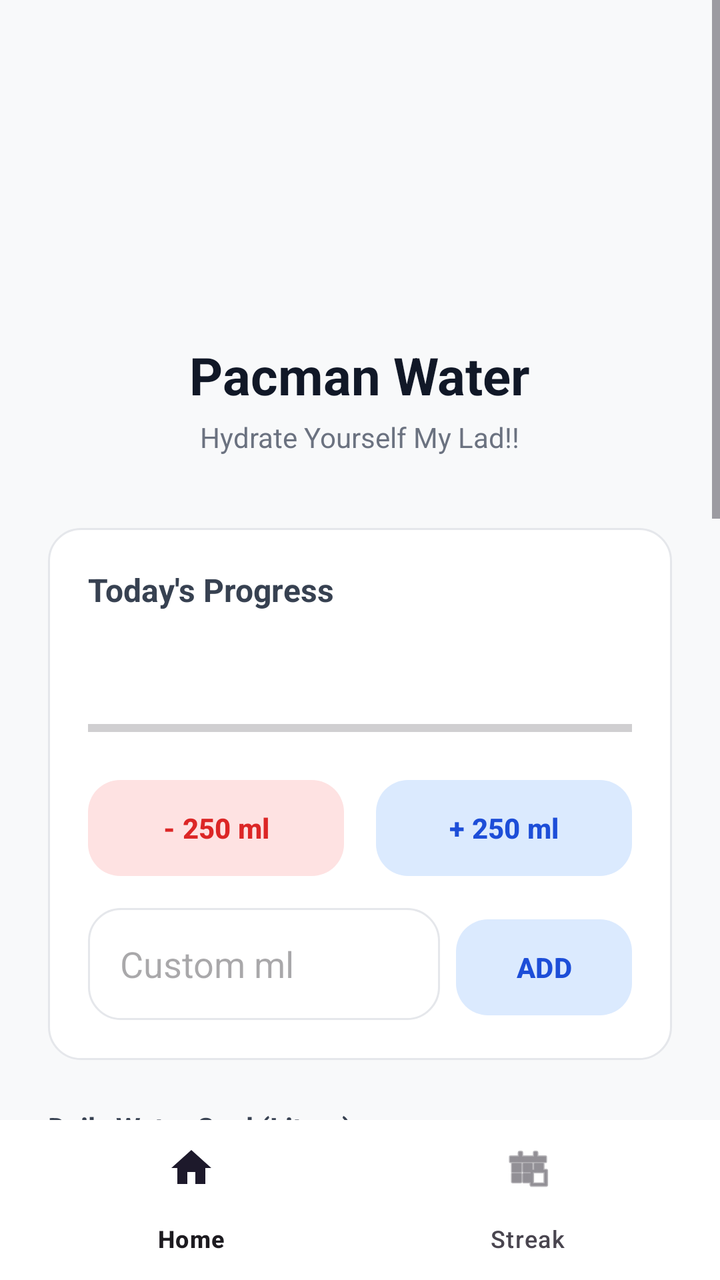
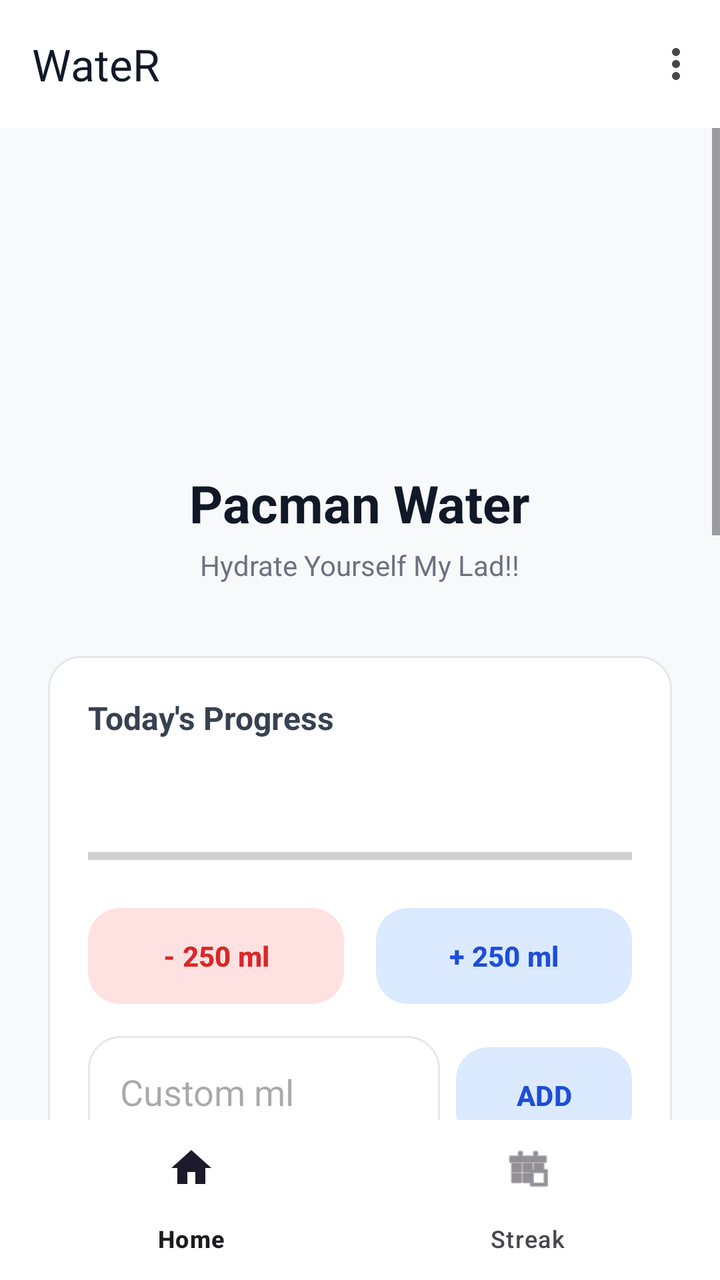

Before-and-after screenshots of an Android layout around one commit, followed by the original layout XML and the change that was made.
<!-- AndroidManifest.xml: application theme Theme.WateR -->
<!-- res/layout/activity_main.xml -->
<?xml version="1.0" encoding="utf-8"?>
<RelativeLayout xmlns:android="http://schemas.android.com/apk/res/android"
    xmlns:app="http://schemas.android.com/apk/res-auto"
    android:layout_width="match_parent"
    android:layout_height="match_parent"
    android:background="#F8F9FA">

    <FrameLayout
        android:layout_width="match_parent"
        android:layout_height="match_parent"
        android:layout_above="@id/bottomNavigation">

        
        <ScrollView
            android:id="@+id/screenHome"
            android:layout_width="match_parent"
            android:layout_height="match_parent"
            android:fillViewport="true">

            <LinearLayout
                android:layout_width="match_parent"
                android:layout_height="wrap_content"
                android:orientation="vertical"
                android:padding="24dp"
                android:gravity="center_horizontal">

                <ImageView
                    android:id="@+id/appLogo"
                    android:layout_width="90dp"
                    android:layout_height="90dp"
                    android:layout_marginTop="40dp"
                    android:contentDescription="@string/app_logo_desc"
                    android:src="@mipmap/ic_launcher" />

                <TextView
                    android:layout_width="wrap_content"
                    android:layout_height="wrap_content"
                    android:layout_marginTop="16dp"
                    android:text="@string/title_text"
                    android:textColor="#111827"
                    android:textSize="26sp"
                    android:textStyle="bold" />

                <TextView
                    android:layout_width="wrap_content"
                    android:layout_height="wrap_content"
                    android:layout_marginTop="4dp"
                    android:layout_marginBottom="36dp"
                    android:text="@string/subtitle_text"
                    android:textColor="#6B7280"
                    android:textSize="14sp" />

                
                <LinearLayout
                    android:layout_width="match_parent"
                    android:layout_height="wrap_content"
                    android:orientation="vertical"
                    android:background="@drawable/bg_input_field"
                    android:padding="20dp"
                    android:layout_marginBottom="24dp">

                    <TextView
                        android:layout_width="wrap_content"
                        android:layout_height="wrap_content"
                        android:text="@string/todays_progress"
                        android:textColor="#374151"
                        android:textSize="16sp"
                        android:textStyle="bold" />

                    <TextView
                        android:id="@+id/progressText"
                        android:layout_width="wrap_content"
                        android:layout_height="wrap_content"
                        android:textColor="#3B82F6"
                        android:textSize="24sp"
                        android:textStyle="bold"
                        android:layout_marginTop="8dp" />

                    <ProgressBar
                        android:id="@+id/progressBar"
                        style="?android:attr/progressBarStyleHorizontal"
                        android:layout_width="match_parent"
                        android:layout_height="12dp"
                        android:layout_marginTop="12dp"
                        android:max="2500"
                        android:progress="0"
                        android:progressTint="#3B82F6" />

                    <LinearLayout
                        android:layout_width="match_parent"
                        android:layout_height="wrap_content"
                        android:orientation="horizontal"
                        android:layout_marginTop="16dp"
                        android:weightSum="2">

                        <com.google.android.material.button.MaterialButton
                            android:id="@+id/btnSubSmall"
                            android:layout_width="0dp"
                            android:layout_height="56dp"
                            android:layout_weight="1"
                            android:layout_marginEnd="8dp"
                            android:text="@string/sub_250_ml"
                            app:backgroundTint="#FEE2E2"
                            android:textColor="#DC2626"
                            app:cornerRadius="16dp"
                            app:elevation="0dp"
                            android:textStyle="bold" />

                        <com.google.android.material.button.MaterialButton
                            android:id="@+id/btnAddSmall"
                            android:layout_width="0dp"
                            android:layout_height="56dp"
                            android:layout_weight="1"
                            android:layout_marginStart="8dp"
                            android:text="@string/add_250_ml"
                            app:backgroundTint="#DBEAFE"
                            android:textColor="#1D4ED8"
                            app:cornerRadius="16dp"
                            app:elevation="0dp"
                            android:textStyle="bold" />
                    </LinearLayout>

                    <LinearLayout
                        android:layout_width="match_parent"
                        android:layout_height="wrap_content"
                        android:orientation="horizontal"
                        android:layout_marginTop="12dp">

                        <EditText
                            android:id="@+id/customAmountInput"
                            android:layout_width="0dp"
                            android:layout_height="56dp"
                            android:layout_weight="1"
                            android:background="@drawable/bg_input_field"
                            android:hint="@string/custom_ml_hint"
                            android:inputType="number"
                            android:autofillHints="none"
                            android:paddingHorizontal="16dp"
                            android:layout_marginEnd="8dp"
                            android:textColor="#111827" />

                        <com.google.android.material.button.MaterialButton
                            android:id="@+id/btnAddCustom"
                            android:layout_width="wrap_content"
                            android:layout_height="56dp"
                            app:backgroundTint="#DBEAFE"
                            android:paddingHorizontal="24dp"
                            android:text="@string/add_btn"
                            android:textColor="#1D4ED8"
                            app:cornerRadius="16dp"
                            app:elevation="0dp"
                            android:textStyle="bold" />
                    </LinearLayout>
                </LinearLayout>

                
                <LinearLayout
                    android:layout_width="match_parent"
                    android:layout_height="wrap_content"
                    android:orientation="vertical"
                    android:layout_marginBottom="24dp">

                    <TextView
                        android:layout_width="wrap_content"
                        android:layout_height="wrap_content"
                        android:text="@string/goal_label"
                        android:textColor="#374151"
                        android:textSize="14sp"
                        android:textStyle="bold"
                        android:layout_marginBottom="8dp" />

                    <LinearLayout
                        android:layout_width="match_parent"
                        android:layout_height="wrap_content"
                        android:orientation="horizontal">

                        <EditText
                            android:id="@+id/goalInput"
                            android:layout_width="0dp"
                            android:layout_height="56dp"
                            android:layout_weight="1"
                            android:background="@drawable/bg_input_field"
                            android:hint="@string/goal_hint"
                            android:inputType="numberDecimal"
                            android:autofillHints="none"
                            android:paddingHorizontal="16dp"
                            android:layout_marginEnd="8dp" />

                        <com.google.android.material.button.MaterialButton
                            android:id="@+id/btnUpdateGoal"
                            android:layout_width="wrap_content"
                            android:layout_height="56dp"
                            app:backgroundTint="#DBEAFE"
                            android:paddingHorizontal="16dp"
                            android:text="@string/update_goal"
                            android:textColor="#1D4ED8"
                            app:cornerRadius="16dp"
                            app:elevation="0dp"
                            android:textStyle="bold" />
                    </LinearLayout>
                </LinearLayout>

                
                <LinearLayout
                    android:layout_width="match_parent"
                    android:layout_height="wrap_content"
                    android:orientation="vertical"
                    android:background="@drawable/bg_input_field"
                    android:padding="20dp"
                    android:layout_marginBottom="24dp">

                    <TextView
                        android:layout_width="wrap_content"
                        android:layout_height="wrap_content"
                        android:text="@string/spydy_reminders"
                        android:textColor="#374151"
                        android:textSize="16sp"
                        android:textStyle="bold" />

                    <LinearLayout
                        android:layout_width="match_parent"
                        android:layout_height="wrap_content"
                        android:orientation="horizontal"
                        android:layout_marginTop="16dp"
                        android:weightSum="2">

                        <com.google.android.material.button.MaterialButton
                            android:id="@+id/btnTabRepeat"
                            android:layout_width="0dp"
                            android:layout_height="48dp"
                            android:layout_weight="1"
                            app:backgroundTint="#1D4ED8"
                            android:text="@string/tab_repeat"
                            android:textColor="#FFFFFF"
                            app:cornerRadius="12dp"
                            app:elevation="0dp"
                            android:layout_marginEnd="4dp"
                            android:textStyle="bold" />

                        <com.google.android.material.button.MaterialButton
                            android:id="@+id/btnTabAtTime"
                            android:layout_width="0dp"
                            android:layout_height="48dp"
                            android:layout_weight="1"
                            app:backgroundTint="#E5E7EB"
                            android:text="@string/tab_at_time"
                            android:textColor="#6B7280"
                            app:cornerRadius="12dp"
                            app:elevation="0dp"
                            android:layout_marginStart="4dp"
                            android:textStyle="bold" />
                    </LinearLayout>

                    <EditText
                        android:id="@+id/inputRepeatInterval"
                        android:layout_width="match_parent"
                        android:layout_height="56dp"
                        android:layout_marginTop="16dp"
                        android:background="@drawable/bg_input_field"
                        android:hint="@string/hint_interval"
                        android:inputType="numberDecimal"
                        android:autofillHints="none"
                        android:paddingHorizontal="16dp" />

                    <TextView
                        android:id="@+id/inputSpecificTime"
                        android:layout_width="match_parent"
                        android:layout_height="56dp"
                        android:layout_marginTop="16dp"
                        android:background="@drawable/bg_input_field"
                        android:text="@string/hint_time"
                        android:gravity="center_vertical"
                        android:paddingHorizontal="16dp"
                        android:textColor="#6B7280"
                        android:textSize="16sp"
                        android:visibility="gone" />

                    <com.google.android.material.button.MaterialButton
                        android:id="@+id/btnAddReminder"
                        android:layout_width="match_parent"
                        android:layout_height="56dp"
                        android:layout_marginTop="16dp"
                        app:backgroundTint="#111827"
                        android:text="@string/btn_add_reminder"
                        android:textColor="#FFFFFF"
                        app:cornerRadius="16dp"
                        app:elevation="0dp"
                        android:textStyle="bold" />

                    <View
                        android:layout_width="match_parent"
                        android:layout_height="1dp"
                        android:background="#E5E7EB"
                        android:layout_marginVertical="20dp" />

                    <TextView
                        android:layout_width="wrap_content"
                        android:layout_height="wrap_content"
                        android:text="@string/active_reminders"
                        android:textColor="#6B7280"
                        android:textSize="14sp"
                        android:textStyle="bold"
                        android:layout_marginBottom="12dp" />

                    <LinearLayout
                        android:id="@+id/activeRemindersContainer"
                        android:layout_width="match_parent"
                        android:layout_height="wrap_content"
                        android:orientation="vertical" />

                </LinearLayout>

                
                <com.google.android.material.switchmaterial.SwitchMaterial
                    android:id="@+id/toggleSwitch"
                    android:layout_width="match_parent"
                    android:layout_height="wrap_content"
                    android:layout_marginTop="16dp"
                    android:layout_marginBottom="36dp"
                    android:text="@string/activate_reminder"
                    android:textColor="#111827"
                    android:textSize="16sp"
                    android:textStyle="bold" />

                <com.google.android.material.button.MaterialButton
                    android:id="@+id/saveButton"
                    android:layout_width="match_parent"
                    android:layout_height="58dp"
                    app:backgroundTint="#111827"
                    android:text="@string/save_btn"
                    android:textColor="#FFFFFF"
                    app:cornerRadius="16dp"
                    app:elevation="0dp"
                    android:textStyle="bold" />

            </LinearLayout>
        </ScrollView>

        
        <LinearLayout
            android:id="@+id/screenCalendar"
            android:layout_width="match_parent"
            android:layout_height="match_parent"
            android:orientation="vertical"
            android:visibility="gone"
            android:padding="24dp"
            android:gravity="top|center_horizontal">

            <TextView
                android:layout_width="wrap_content"
                android:layout_height="wrap_content"
                android:text="@string/hydration_streak"
                android:textColor="#111827"
                android:textSize="24sp"
                android:textStyle="bold"
                android:layout_marginTop="20dp"
                android:layout_marginBottom="16dp" />

            <com.applandeo.materialcalendarview.CalendarView
                android:id="@+id/streakCalendar"
                android:layout_width="match_parent"
                android:layout_height="wrap_content"
                android:background="@drawable/bg_input_field"
                app:headerColor="#DBEAFE"
                app:headerLabelColor="#1D4ED8"
                app:previousButtonSrc="@android:drawable/ic_media_previous"
                app:forwardButtonSrc="@android:drawable/ic_media_next"
                app:type="classic" />

            <TextView
                android:id="@+id/selectedDayIntakeText"
                android:layout_width="match_parent"
                android:layout_height="wrap_content"
                android:layout_marginTop="24dp"
                android:background="@drawable/bg_input_field"
                android:padding="16dp"
                android:text="@string/tap_to_view"
                android:textAlignment="center"
                android:textColor="#111827"
                android:textSize="16sp"
                android:textStyle="bold" />
        </LinearLayout>
    </FrameLayout>

    <com.google.android.material.bottomnavigation.BottomNavigationView
        android:id="@+id/bottomNavigation"
        android:layout_width="match_parent"
        android:layout_height="wrap_content"
        android:layout_alignParentBottom="true"
        android:background="#FFFFFF"
        app:menu="@menu/bottom_nav" />

</RelativeLayout>
<!-- resources referenced by this layout -->
<resources>
  <!-- drawable bg_input_field (drawable) -->
  <?xml version="1.0" encoding="utf-8"?>
  <shape xmlns:android="http://schemas.android.com/apk/res/android"
      android:shape="rectangle">
      <solid android:color="#FFFFFF" />
      <stroke
          android:width="1dp"
          android:color="#E5E7EB" />
      
      <corners android:radius="16dp" />
  </shape>
  <!-- mipmap ic_launcher (mipmap-anydpi-v26) -->
  <?xml version="1.0" encoding="utf-8"?>
  <adaptive-icon xmlns:android="http://schemas.android.com/apk/res/android">
      <background android:drawable="@color/ic_launcher_background" />
      <foreground android:drawable="@mipmap/ic_launcher_foreground" />
      <monochrome android:drawable="@mipmap/ic_launcher_foreground" />
  </adaptive-icon>
  <string name="activate_reminder">Activate Water Reminder</string>
  <string name="active_reminders">Active Reminders</string>
  <string name="add_250_ml">+ 250 ml</string>
  <string name="add_btn">ADD</string>
  <string name="app_logo_desc">App Logo</string>
  <string name="btn_add_reminder">ADD REMINDER</string>
  <string name="custom_ml_hint">Custom ml</string>
  <string name="goal_hint">e.g. 2.5</string>
  <string name="goal_label">Daily Water Goal (Liters)</string>
  <string name="hint_interval">Interval (e.g. 2.0 hours)</string>
  <string name="hint_time">Tap to select time...</string>
  <string name="hydration_streak">Your Hydration Streak</string>
  <string name="save_btn">SAVE</string>
  <string name="spydy_reminders">Pacman Reminders</string>
  <string name="sub_250_ml">- 250 ml</string>
  <string name="subtitle_text">Hydrate Yourself My Lad!!</string>
  <string name="tab_at_time">At Time</string>
  <string name="tab_repeat">Repeat</string>
  <string name="tap_to_view">Tap a day to view history</string>
  <string name="title_text">Pacman Water</string>
  <string name="todays_progress">Today\'s Progress</string>
  <string name="update_goal">UPDATE</string>
  <style name="Theme.WateR" parent="Base.Theme.WateR" />
  <color name="ic_launcher_background">#ECECEC</color>
  <style name="Base.Theme.WateR" parent="Theme.Material3.DayNight.NoActionBar">
          <item name="android:statusBarColor">@android:color/white</item>
          <item name="android:windowLightStatusBar">true</item>
      </style>
</resources>

<!-- the commit's change to res/layout/activity_main.xml (unified diff, before → after) -->
@@ -5,11 +5,31 @@
     android:layout_height="match_parent"
     android:background="#F8F9FA">
 
+    
+    <com.google.android.material.appbar.AppBarLayout
+        android:id="@+id/appBarLayout"
+        android:layout_width="match_parent"
+        android:layout_height="wrap_content"
+        android:layout_alignParentTop="true">
+
+        <com.google.android.material.appbar.MaterialToolbar
+            android:id="@+id/topAppBar"
+            android:layout_width="match_parent"
+            android:layout_height="?attr/actionBarSize"
+            app:title="WateR"
+            app:titleTextColor="#111827"
+            android:background="#FFFFFF"
+            app:menu="@menu/main_menu" />
+    </com.google.android.material.appbar.AppBarLayout>
+
     <FrameLayout
         android:layout_width="match_parent"
         android:layout_height="match_parent"
+        android:layout_below="@id/appBarLayout"
         android:layout_above="@id/bottomNavigation">
 
+        
+        
         
         <ScrollView
             android:id="@+id/screenHome"
